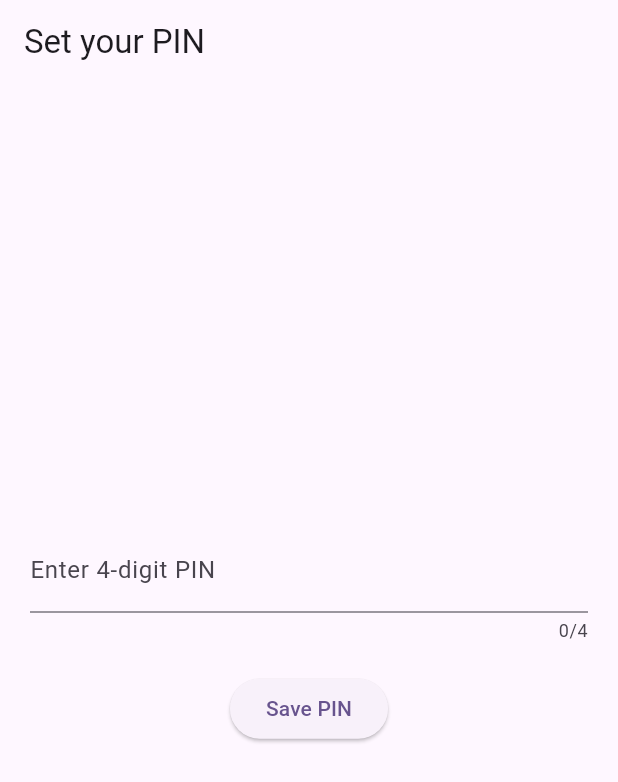
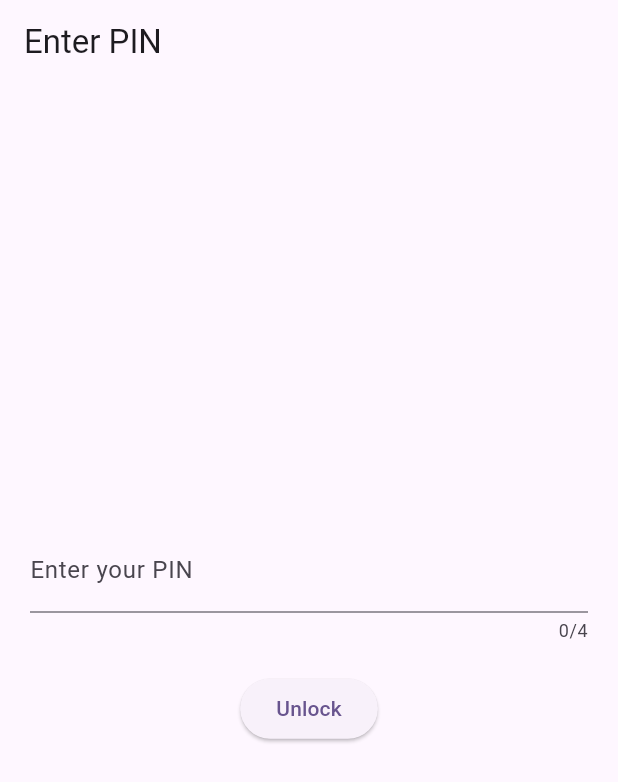
Before and after one commit to mahadasif7890-eng/SECURE_PHOTO_GALLERY, a Flutter app: the screen it shows after launch, on a phone screen of 412 x 824 dp. Shown: the top 782 px of the screen. Run offline on Flutter 3.47's test engine with Material 3 defaults, Android fonts, the phone set to English and light mode, and no system bars; our stand-ins replace flutter_secure_storage.

Commit message:
added pin lock screen with verify functionality, tested successfully

```diff
--- a/lib/main.dart
+++ b/lib/main.dart
@@ -1,5 +1,5 @@
 import 'package:flutter/material.dart';
-import 'screens/pin_setup_screen.dart';
+import 'screens/pin_lock_screen.dart';
 
 void main() {
   runApp(const MyApp());
@@ -13,7 +13,7 @@ class MyApp extends StatelessWidget {
     return MaterialApp(
       title: 'Secure Photo Gallery',
       theme: ThemeData(colorSchemeSeed: Colors.deepPurple, useMaterial3: true),
-      home: const PinSetupScreen(),
+      home: const PinLockScreen(),
     );
   }
 }
--- /dev/null
+++ b/lib/screens/pin_lock_screen.dart
@@ -0,0 +1,66 @@
+import 'package:flutter/material.dart';
+import 'package:crypto/crypto.dart';
+import 'dart:convert';
+import 'package:flutter_secure_storage/flutter_secure_storage.dart';
+
+final storage = FlutterSecureStorage();
+
+String hashPinCheck(String pin) {
+  var bytes = utf8.encode(pin);
+  var digest = sha256.convert(bytes);
+  return digest.toString();
+}
+
+Future<bool> verifyPin(String enteredPin) async {
+  String? savedHash = await storage.read(key: 'user_pin');
+  String enteredHash = hashPinCheck(enteredPin);
+  return savedHash == enteredHash;
+}
+
+class PinLockScreen extends StatefulWidget {
+  const PinLockScreen({super.key});
+
+  @override
+  State<PinLockScreen> createState() => _PinLockScreenState();
+}
+
+class _PinLockScreenState extends State<PinLockScreen> {
+  final TextEditingController pinController = TextEditingController();
+  String message = '';
+
+  void checkPin() async {
+    bool isCorrect = await verifyPin(pinController.text);
+    setState(() {
+      message = isCorrect ? 'Unlocked! ✅' : 'Wrong PIN ❌';
+    });
+  }
+
+  @override
+  Widget build(BuildContext context) {
+    return Scaffold(
+      appBar: AppBar(title: const Text('Enter PIN')),
+      body: Padding(
+        padding: const EdgeInsets.all(20),
+        child: Column(
+          mainAxisAlignment: MainAxisAlignment.center,
+          children: [
+            TextField(
+              controller: pinController,
+              keyboardType: TextInputType.number,
+              obscureText: true,
+              maxLength: 4,
+              decoration: const InputDecoration(labelText: 'Enter your PIN'),
+            ),
+            const SizedBox(height: 20),
+            ElevatedButton(
+              onPressed: checkPin,
+              child: const Text('Unlock'),
+            ),
+            const SizedBox(height: 10),
+            Text(message),
+          ],
+        ),
+      ),
+    );
+  }
+}
```
